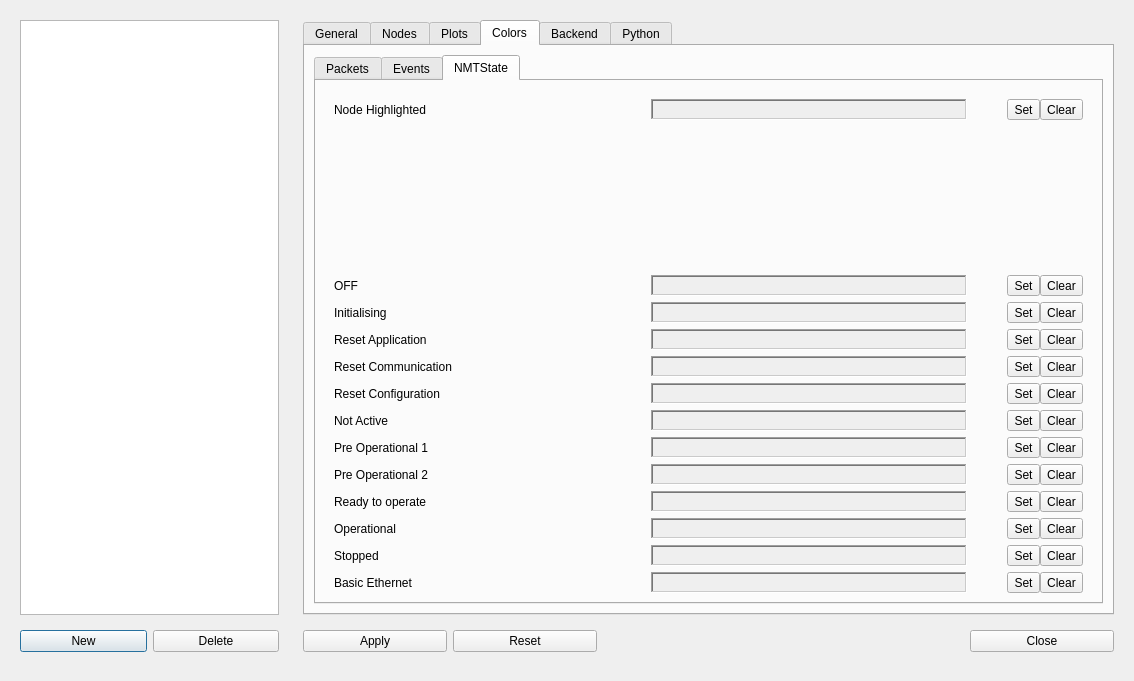
Qt form libEPLViz/ui/settingswindow.ui (epl-viz/EPL-Viz) before a commit.
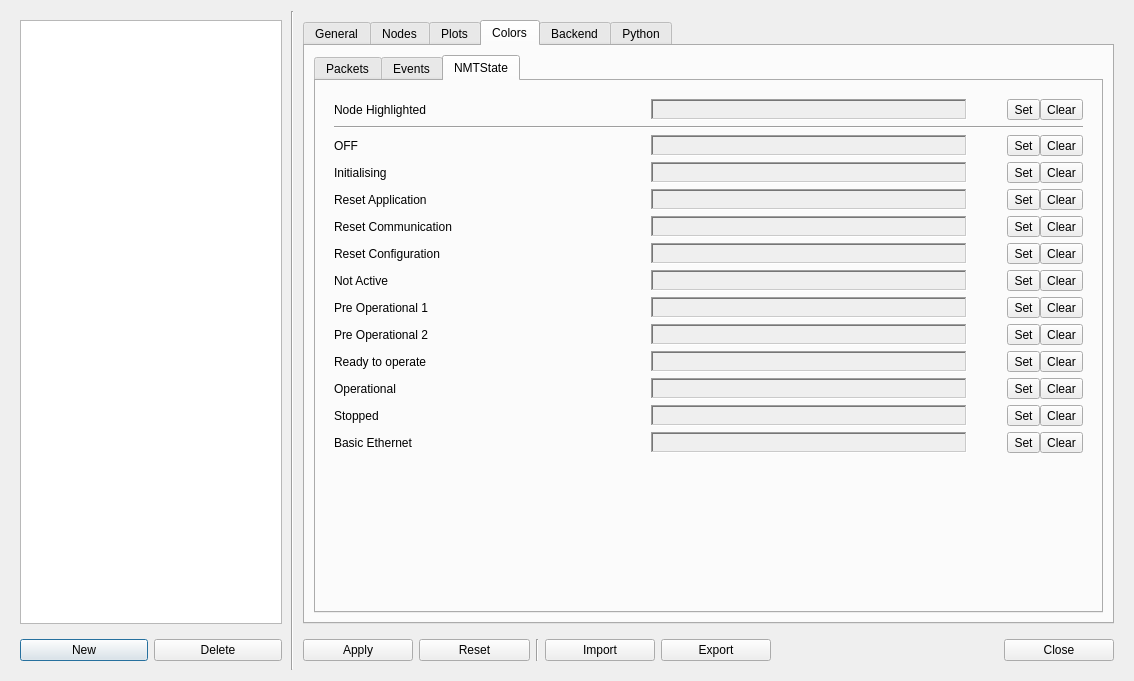
The same form after that commit. The open tabs and pages were chosen to show the change. Icons and pictures are not drawn.

Commit message: Added export and import functions for profiles

```diff
--- a/libEPLViz/ui/settingswindow.ui
+++ b/libEPLViz/ui/settingswindow.ui
@@ -23,6 +23,9 @@
       </sizepolicy>
      </property>
      <layout class="QVBoxLayout" name="verticalLayout">
+      <property name="rightMargin">
+       <number>3</number>
+      </property>
       <item>
        <widget class="QListWidget" name="profList"/>
       </item>
@@ -35,6 +38,9 @@
          <property name="rightMargin">
           <number>0</number>
          </property>
+         <property name="bottomMargin">
+          <number>0</number>
+         </property>
          <item>
           <widget class="QPushButton" name="profNew">
            <property name="text">
@@ -61,6 +67,13 @@
      </layout>
     </widget>
    </item>
+   <item>
+    <widget class="Line" name="line_3">
+     <property name="orientation">
+      <enum>Qt::Vertical</enum>
+     </property>
+    </widget>
+   </item>
    <item>
     <widget class="QWidget" name="c2" native="true">
      <property name="sizePolicy">
@@ -70,8 +83,17 @@
       </sizepolicy>
      </property>
      <layout class="QVBoxLayout" name="verticalLayout_2">
+      <property name="leftMargin">
+       <number>3</number>
+      </property>
       <item>
        <widget class="QTabWidget" name="tabWidget">
+        <property name="sizePolicy">
+         <sizepolicy hsizetype="Expanding" vsizetype="Expanding">
+          <horstretch>0</horstretch>
+          <verstretch>1</verstretch>
+         </sizepolicy>
+        </property>
         <property name="currentIndex">
          <number>0</number>
         </property>
@@ -348,7 +370,7 @@
           <item>
            <widget class="QTabWidget" name="colors_tabs">
             <property name="currentIndex">
-             <number>0</number>
+             <number>1</number>
             </property>
             <widget class="QWidget" name="packColrss">
              <attribute name="title">
@@ -1803,17 +1825,11 @@
                   </widget>
                  </item>
                  <item>
-                  <spacer name="verticalSpacer_11">
+                  <widget class="Line" name="line_2">
                    <property name="orientation">
-                    <enum>Qt::Vertical</enum>
+                    <enum>Qt::Horizontal</enum>
                    </property>
-                   <property name="sizeHint" stdset="0">
-                    <size>
-                     <width>20</width>
-                     <height>40</height>
-                    </size>
-                   </property>
-                  </spacer>
+                  </widget>
                  </item>
                  <item>
                   <widget class="QWidget" name="widget_33" native="true">
@@ -2850,6 +2866,19 @@
                 </layout>
                </widget>
               </item>
+              <item>
+               <spacer name="verticalSpacer_10">
+                <property name="orientation">
+                 <enum>Qt::Vertical</enum>
+                </property>
+                <property name="sizeHint" stdset="0">
+                 <size>
+                  <width>20</width>
+                  <height>40</height>
+                 </size>
+                </property>
+               </spacer>
+              </item>
              </layout>
             </widget>
            </widget>
@@ -3217,6 +3246,9 @@
          <property name="rightMargin">
           <number>0</number>
          </property>
+         <property name="bottomMargin">
+          <number>0</number>
+         </property>
          <item>
           <widget class="QPushButton" name="apply">
            <property name="sizePolicy">
@@ -3249,11 +3281,50 @@
            </property>
           </widget>
          </item>
+         <item>
+          <widget class="Line" name="line">
+           <property name="orientation">
+            <enum>Qt::Vertical</enum>
+           </property>
+          </widget>
+         </item>
+         <item>
+          <widget class="QPushButton" name="importBTN">
+           <property name="sizePolicy">
+            <sizepolicy hsizetype="Minimum" vsizetype="Fixed">
+             <horstretch>2</horstretch>
+             <verstretch>0</verstretch>
+            </sizepolicy>
+           </property>
+           <property name="text">
+            <string>Import</string>
+           </property>
+           <property name="icon">
+            <iconset theme="document-open"/>
+           </property>
+          </widget>
+         </item>
+         <item>
+          <widget class="QPushButton" name="exportBTN">
+           <property name="sizePolicy">
+            <sizepolicy hsizetype="Minimum" vsizetype="Fixed">
+             <horstretch>2</horstretch>
+             <verstretch>0</verstretch>
+            </sizepolicy>
+           </property>
+           <property name="text">
+            <string>Export</string>
+           </property>
+           <property name="icon">
+            <iconset theme="document-save"/>
+           </property>
+          </widget>
+         </item>
          <item>
           <widget class="QWidget" name="spacerWidget" native="true">
            <property name="sizePolicy">
             <sizepolicy hsizetype="Expanding" vsizetype="Preferred">
-             <horstretch>5</horstretch>
+             <horstretch>4</horstretch>
              <verstretch>0</verstretch>
             </sizepolicy>
            </property>
```
Left out of the diff: 34 changed lines with no effect on the pictures. The commit also changes 4 other files.
